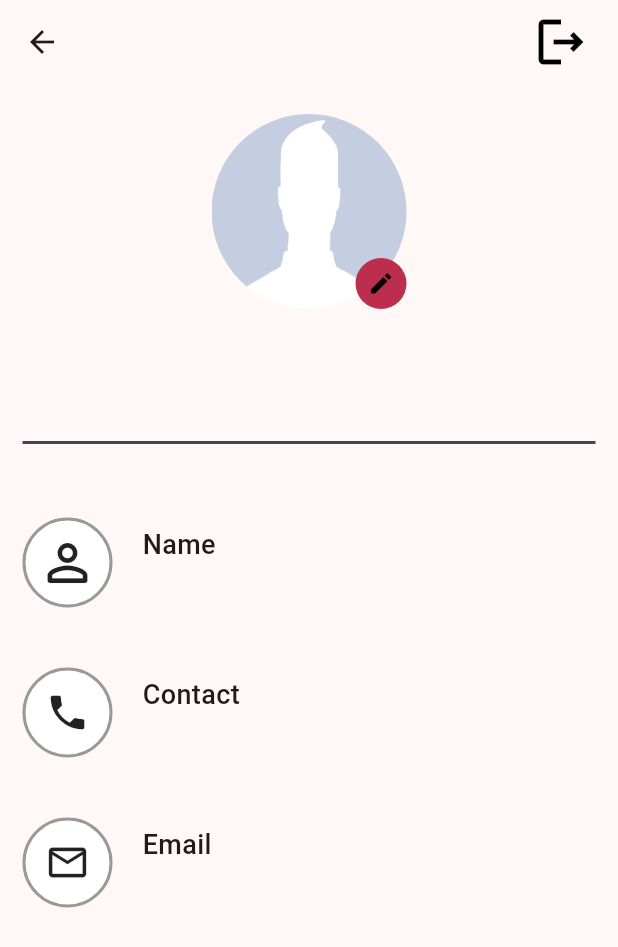
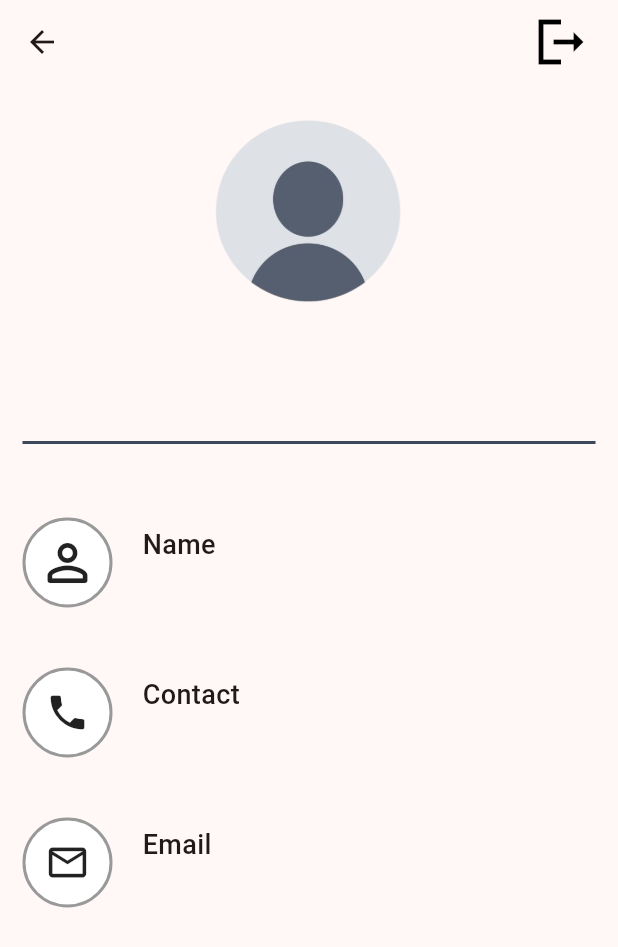
Before and after one commit to rohitbaing08/Bloodbank-Android, a Flutter app: the ProfileView screen opened directly, on a phone screen of 412 x 824 dp. Shown: the top 947 px of the screen. Run offline on Flutter 3.47's test engine with Material 3 defaults, Android fonts, the phone set to English and light mode, and no system bars; our stand-ins replace cloud_firestore, firebase_auth, firebase_core, fluttertoast, go_router, shared_preferences; accounts and stored records are empty.

Commit message:
Profile image modified

```diff
--- a/lib/view/screens/profile_view.dart
+++ b/lib/view/screens/profile_view.dart
@@ -1,4 +1,3 @@
-import 'package:bloodbank_management/res/colors.dart';
 import 'package:bloodbank_management/res/routes_constant.dart';
 import 'package:bloodbank_management/view_model/home_view_model.dart';
 import 'package:firebase_auth/firebase_auth.dart';
@@ -34,7 +33,7 @@ class _ProfileViewState extends State<ProfileView> {
                       });
                     },
                     icon: const Icon(
-                      Icons.logout_outlined,
+                      Icons.logout_sharp,
                       color: Colors.black,
                       size: 40,
                     )),
@@ -57,27 +56,8 @@ class _ProfileViewState extends State<ProfileView> {
                       child: ClipRRect(
                         borderRadius: BorderRadius.circular(150),
                         child: Image.asset(
-                          'assets/Images/profilepic.jpeg',
+                          'assets/Images/profilepic.png',
                           fit: BoxFit.fill,
-                        ),
-                      ),
-                    ),
-                    Positioned(
-                      bottom: 0,
-                      right: 0,
-                      child: GestureDetector(
-                        onTap: () {},
-                        child: Container(
-                          padding: const EdgeInsets.all(8),
-                          decoration: BoxDecoration(
-                            shape: BoxShape.circle,
-                            color: LightAppColors().seedColor,
-                          ),
-                          child: const Icon(
-                            Icons.edit,
-                            size: 18,
-                            color: Colors.black,
-                          ),
                         ),
                       ),
                     ),
```
Also changed, not shown: lib/view/components/donor_card.dart (+3 -4 lines), lib/view/components/receiver_card.dart (+9 -9 lines), lib/view/screens/donors_list_view.dart (+5 -6 lines), lib/view/screens/receivers_list_view.dart (+5 -6 lines), assets/Images/profilepic.jpeg (deleted), assets/Images/profilepic.png (added).
